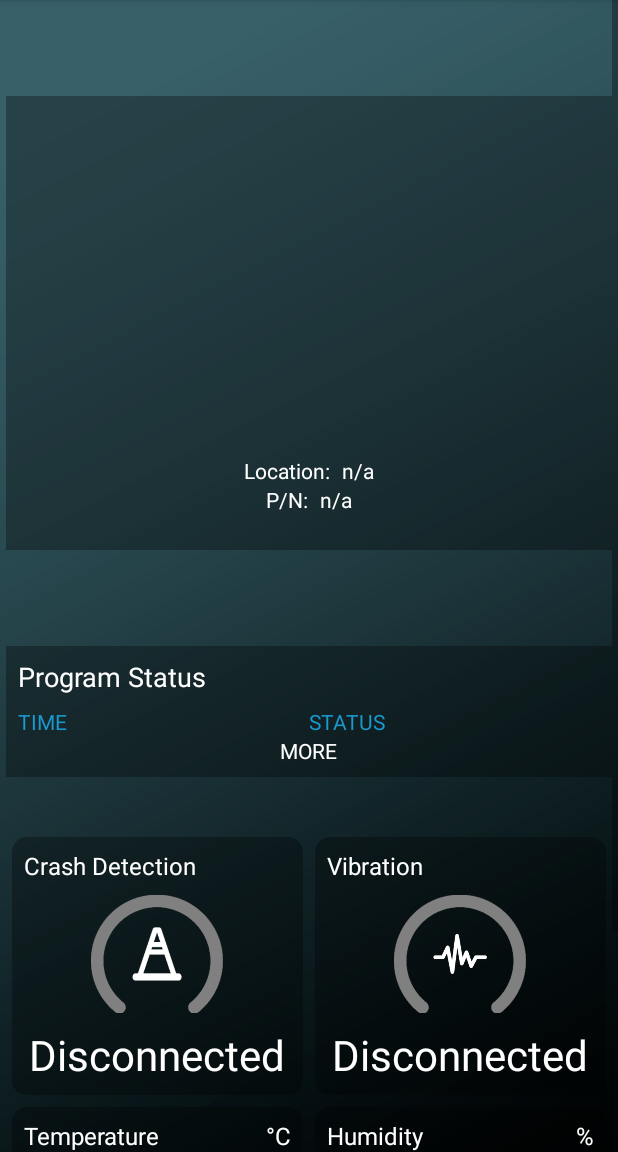
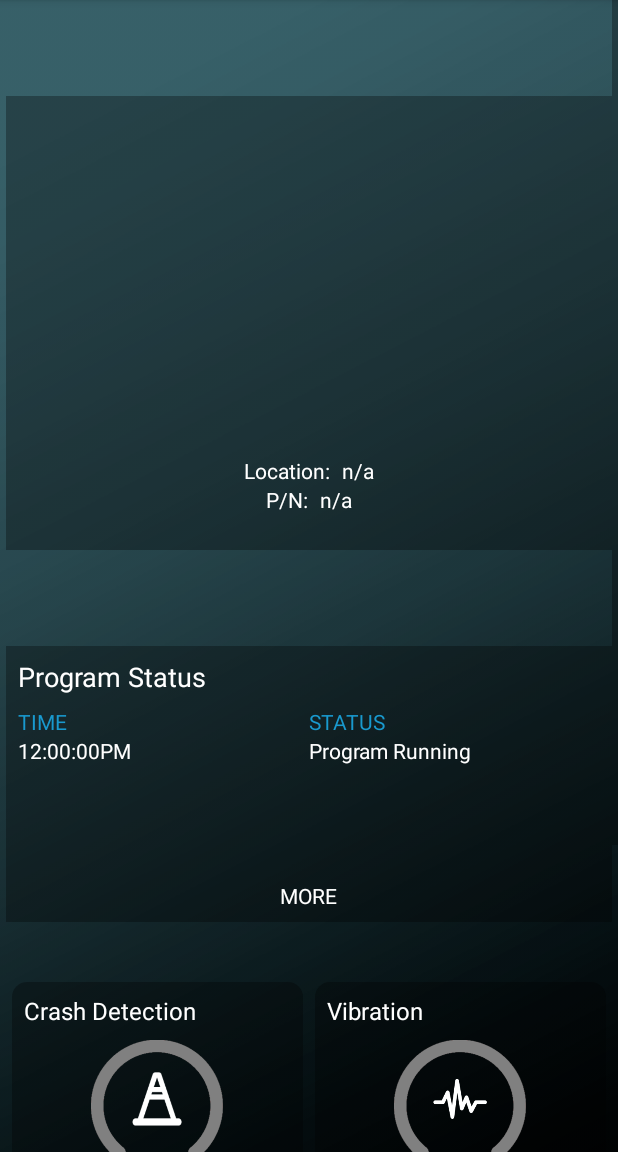
Before and after one commit to wwjames08/HUBMobile-Demo, an Android app: the fragment HubMachineFragment shown on its own in the app's theme, on a phone screen of 412 x 824 dp, the part 84-1236 px from its top. Run offline under Robolectric (Android 15) with nearby library versions, the phone set to English and light mode, and no system bars.

Commit message:
- Over hauling and commenting

```diff
--- a/app/src/main/java/com/hexagonmetrology/hub/hubmobiledemo/hubMachine/HubMachineFragment.java
+++ b/app/src/main/java/com/hexagonmetrology/hub/hubmobiledemo/hubMachine/HubMachineFragment.java
@@ -3,6 +3,7 @@ package com.hexagonmetrology.hub.hubmobiledemo.hubMachine;
 import android.content.SharedPreferences;
 import android.os.Bundle;
 import android.support.v4.app.Fragment;
+import android.support.v7.widget.LinearLayoutManager;
 import android.support.v7.widget.RecyclerView;
 import android.view.LayoutInflater;
 import android.view.View;
@@ -28,6 +29,10 @@ public class HubMachineFragment extends Fragment {
     SharedPreferences.Editor editor;
 
     final String DEFAULT = "n/a";
+
+    ImageView mMachineStatusIcon;
+    TextView mMachineLocation;
+    TextView mMachineSerial;
 
     ProgramStatusAdapter programStatusAdapter;
     RecyclerView programStatusRecyclerView;
@@ -84,19 +89,35 @@ public class HubMachineFragment extends Fragment {
         settings = getActivity().getSharedPreferences(APP_PREFS, 0);
         editor = settings.edit();
 
-        machineInfo = new MachineInfo(rootView.getContext());
-        cdTile = new CrashDetection(getContext());
-        vTile = new Vibration(getContext());
-        tTile = new Temperature(getContext());
-        hTile = new Humidity(getContext());
+        mMachineStatusIcon = (ImageView) rootView.findViewById(R.id.machineInfoIcon);
+        mMachineLocation = (TextView) rootView.findViewById(R.id.machineInfoLocation);
+        mMachineSerial = (TextView) rootView.findViewById(R.id.machineInfoSerial);
 
-        machineInfo.setup(setMachineStatusIcon(getArguments().getString("machineStatus", "disconnected")),
-                            getArguments().getString("machineLocation", "Hello"),
-                            getArguments().getString("machineId", DEFAULT));
+        programStatusRecyclerView = (RecyclerView) rootView.findViewById(R.id.event_history_list);
+        programStatusAdapter = new ProgramStatusAdapter();
+        programStatusRecyclerView.setAdapter(programStatusAdapter);
+        programStatusRecyclerView.setLayoutManager(new LinearLayoutManager(getContext()));
 
-       // cdTile.updateSensorTile();
-       // cdTile.updateSensorTile(getArguments().get);
-        super.onCreateView(inflater, container, savedInstanceState);
+        crashDetectionView = rootView.findViewById(R.id.crashDetectionTile);
+        mCdStatusText = (TextView) crashDetectionView.findViewById(R.id.tileStatusText);
+        mCdStatusRing = (ImageView) crashDetectionView.findViewById(R.id.tileStatusRing);
+
+        vibrationView = rootView.findViewById(R.id.vibrationTile);
+        mVibrationStatusText = (TextView) vibrationView.findViewById(R.id.tileStatusText);
+        mVibrationStatusRing = (ImageView) vibrationView.findViewById(R.id.tileStatusRing);
+
+        temperatureView = rootView.findViewById(R.id.temperatureTile);
+        mTemperatureStatus = (TextView) temperatureView.findViewById(R.id.tileStatusText);
+        mTemperatureRing = (ImageView) temperatureView.findViewById(R.id.tileStatusRing);
+        mTemperatureUnit = (TextView) temperatureView.findViewById(R.id.tileUnitText);
+
+        humidityView = rootView.findViewById(R.id.humidityTile);
+        mHumidityStatus = (TextView) humidityView.findViewById(R.id.tileStatusText);
+        mHumidityRing = (ImageView) humidityView.findViewById(R.id.tileStatusRing);
+
+
+
+
         return rootView;
     }// end onCreate()
 
--- a/app/src/main/java/com/hexagonmetrology/hub/hubmobiledemo/hubMachine/MachineInfo.java
+++ b/app/src/main/java/com/hexagonmetrology/hub/hubmobiledemo/hubMachine/MachineInfo.java
@@ -2,11 +2,8 @@ package com.hexagonmetrology.hub.hubmobiledemo.hubMachine;
 
 import android.content.Context;
 import android.util.AttributeSet;
-import android.util.Log;
 import android.view.LayoutInflater;
 import android.widget.FrameLayout;
-import android.widget.ImageView;
-import android.widget.TextView;
 
 import com.hexagonmetrology.hub.hubmobiledemo.R;
 
@@ -14,12 +11,6 @@ import com.hexagonmetrology.hub.hubmobiledemo.R;
  * Creates the Machine Info widget
  */
 public class MachineInfo extends FrameLayout {
-
-    private static ImageView mMachineStatusIcon;
-    private static TextView mMachineLocation;
-    private static TextView mMachineSerial;
-
-    private static final String TAG = "MachineInfo";
 
     public MachineInfo(Context context) {
         super(context);
@@ -39,37 +30,6 @@ public class MachineInfo extends FrameLayout {
     private void initLayout(Context context) {
         LayoutInflater inflater = (LayoutInflater) context.getSystemService(
                 Context.LAYOUT_INFLATER_SERVICE);
-        inflater.inflate(R.layout.widget_machine_status, this);
-
-        mMachineStatusIcon = (ImageView) findViewById(R.id.machineStatusIcon);
-        mMachineLocation = (TextView) findViewById(R.id.machineStatusLocation);
-        mMachineSerial = (TextView) findViewById(R.id.machineStatusSerial);
-
-        Log.d(TAG, "Initializing...");
+        inflater.inflate(R.layout.widget_machine_info, this);
     }
-
-    /**
-     * Setup MachineInfo
-     * @param statusIcon status icon (resource id)
-     * @param location location of the machine
-     * @param serial serial number of the machine
-     */
-    public void setup(int statusIcon, String location, String serial){
-        mMachineStatusIcon.setImageResource(statusIcon);
-        mMachineLocation.setText(location);
-        mMachineSerial.setText(serial);
-
-        Log.d(TAG, "Setup icon: " + statusIcon);
-        Log.d(TAG, "Setup location: " + location);
-        Log.d(TAG, "Setup serial: " + serial);
-    }
-
-    /**
-     * Sets the machine status icon
-     * @param statusIcon updated resource id for icon
-     */
-    public void setMachineStatus(int statusIcon){
-        mMachineStatusIcon.setImageResource(statusIcon);
-    }
-
 }
--- a/app/src/main/java/com/hexagonmetrology/hub/hubmobiledemo/sensorTiles/CrashDetection.java
+++ b/app/src/main/java/com/hexagonmetrology/hub/hubmobiledemo/sensorTiles/CrashDetection.java
@@ -31,26 +31,4 @@ public class CrashDetection extends SensorTile {
         super(context, attrs, defStyle);
         super.setupSensorTile(TITLE, ICON, UNIT_TEXT, DEFAULT_RING, DEFAULT_TEXT);
     }
-
-    /**
-     * Updates the sensor tile's ring color and text status
-     * @param ringStatus updated resource id for ring color
-     * @param textStatus updated text for the text field
-     */
-    public void updateSensorTile(int ringStatus, String textStatus) {
-//        String status = null;
-//        switch (textStatus) {
-//            case "clear":
-//                status = "idle";
-//                break;
-//            case "bump":
-//                status = "warning";
-//                break;
-//            case "crash":
-//                status = "critical";
-//                break;
-//            default:
-//        }
-        super.setSensorTile(ringStatus, textStatus);
-    }
 }
--- a/app/src/main/java/com/hexagonmetrology/hub/hubmobiledemo/sensorTiles/Humidity.java
+++ b/app/src/main/java/com/hexagonmetrology/hub/hubmobiledemo/sensorTiles/Humidity.java
@@ -30,29 +30,4 @@ public class Humidity extends SensorTile {
         super(context, attrs, defStyle);
         super.setupSensorTile(TITLE, ICON, UNIT_TEXT, DEFAULT_RING, DEFAULT_TEXT);
     }
-
-    /**
-     * Updates the sensor tile's ring color and text status
-     * @param ringStatus updated resource id for ring color
-     * @param textStatus updated text for the text field
-     */
-    public void updateSensorTile(int ringStatus, String textStatus) {
-//        String status = null;
-//        switch (status) {
-//            case "ok":
-//                status = "idle";
-//                break;
-//            case "warning_low":
-//            case "warning_high":
-//                status = "warning";
-//                break;
-//            case "critical_low":
-//            case "critical_high":
-//                status = "critical";
-//                break;
-//            default:
-//                status = "disconnected";
-//        }
-        super.setSensorTile(ringStatus, textStatus);
-    }
 }
--- a/app/src/main/java/com/hexagonmetrology/hub/hubmobiledemo/sensorTiles/Temperature.java
+++ b/app/src/main/java/com/hexagonmetrology/hub/hubmobiledemo/sensorTiles/Temperature.java
@@ -31,38 +31,4 @@ public class Temperature extends SensorTile {
         super(context, attrs, defStyle);
         super.setupSensorTile(TITLE, ICON, UNIT_TEXT, DEFAULT_RING, DEFAULT_TEXT);
     }
-
-    /**
-     * Updates the sensor tile's ring color and text status
-     * @param ringStatus updated resource id for ring color
-     * @param textStatus updated text for the text field
-     */
-    public void updateSensorTile(int ringStatus, String textStatus) {
-//        String status = null;
-//        switch (textStatus) {
-//            case "ok":
-//                status = "idle";
-//                break;
-//            case "warning_low":
-//            case "warning_high":
-//                status = "warning";
-//                break;
-//            case "critical_low":
-//            case "critical_high":
-//            case "1hr_swing":
-//            case "24hr_swing":
-//                status = "critical";
-//                break;
-//            default:
-//                status = "disconnected";
-//        }
-        super.setSensorTile(ringStatus, textStatus);
-    }
-
-    /**
-     * Sets the Unit text of the tile
-     */
-    public void setUnitText(String newUnit) {
-       super.setSensorTileUnitText(newUnit);
-    }
 }
--- a/app/src/main/java/com/hexagonmetrology/hub/hubmobiledemo/sensorTiles/Vibration.java
+++ b/app/src/main/java/com/hexagonmetrology/hub/hubmobiledemo/sensorTiles/Vibration.java
@@ -31,26 +31,4 @@ public class Vibration extends SensorTile {
         super(context, attrs, defStyle);
         super.setupSensorTile(TITLE, ICON, UNIT_TEXT, DEFAULT_RING, DEFAULT_TEXT);
     }
-
-    /**
-     * Updates the sensor tile's ring color and text status
-     * @param ringStatus updated resource id for ring color
-     * @param textStatus updated text for the text field
-     */
-    public void updateSensorTile(int ringStatus, String textStatus) {
-//        String status = null;
-//        switch (textStatus) {
-//            case "low":
-//                status = "idle";
-//                break;
-//            case "med":
-//                status = "warning";
-//                break;
-//            case "high":
-//                status = "critical";
-//                break;
-//            default:
-//        }
-        super.setSensorTile(ringStatus, textStatus);
-    }
 }
--- a/app/src/main/res/layout/widget_machine_status.xml
+++ b/app/src/main/res/layout/widget_machine_info.xml
@@ -8,7 +8,7 @@
     android:orientation="vertical">
 
     <ImageView
-        android:id="@+id/machineStatusIcon"
+        android:id="@+id/machineInfoIcon"
         android:layout_width="200dp"
         android:layout_height="200dp"
         android:layout_gravity="center" />
@@ -29,7 +29,7 @@
             android:textColor="#ffffff" />
 
         <TextView
-            android:id="@+id/machineStatusLocation"
+            android:id="@+id/machineInfoLocation"
             android:layout_width="wrap_content"
             android:layout_height="wrap_content"
             android:layout_weight="1.0"
@@ -52,7 +52,7 @@
             android:textColor="#ffffff" />
 
         <TextView
-            android:id="@+id/machineStatusSerial"
+            android:id="@+id/machineInfoSerial"
             android:layout_width="wrap_content"
             android:layout_height="wrap_content"
             android:layout_weight="1.0"
```
Also changed, not shown: app/src/main/java/com/hexagonmetrology/hub/hubmobiledemo/sensorTiles/SensorTile.java (+0 -20 lines).
